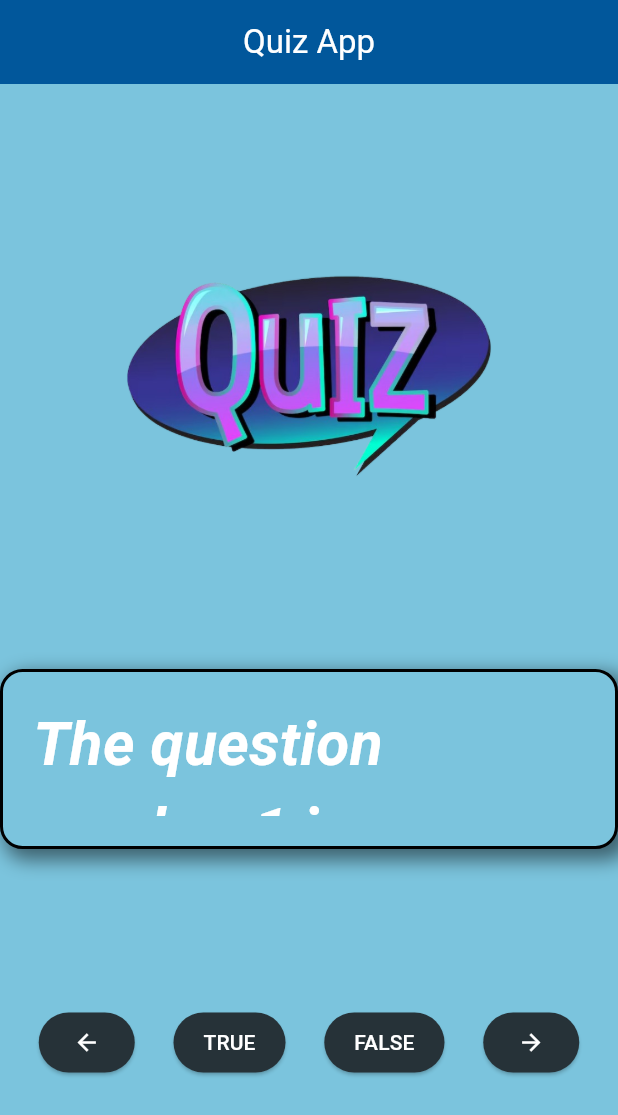
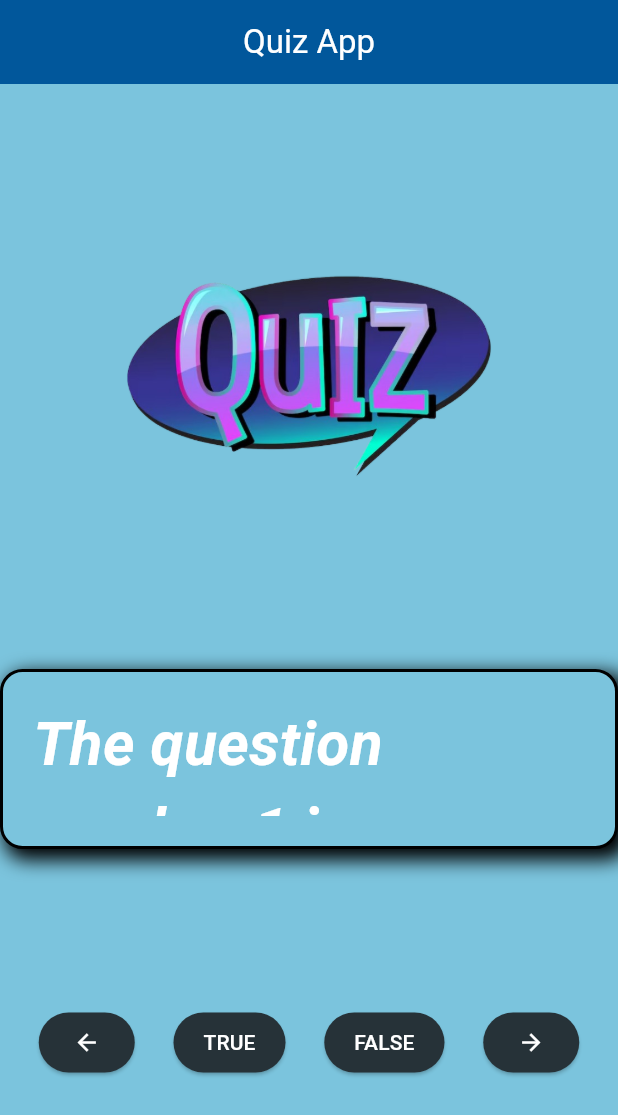
Before and after one commit to Nolan405/BUT2_Flutter, a Flutter app: the screen it shows after launch, item 2 of the bottom bar chosen, after a tap on the "arrow back" icon, on a phone screen of 412 x 824 dp. Shown: the top 1115 px of the screen. Run offline on Flutter 3.47's test engine with Material 3 defaults, Android fonts, the phone set to English and light mode, and no system bars.

Commit message:
refactoring td1

```diff
--- a/td_1/lib/UI/home.dart
+++ b/td_1/lib/UI/home.dart
@@ -1,16 +1,13 @@
 import 'package:flutter/material.dart';
-import 'myButtons.dart';
 import '../model/question.dart';
 
 class MyWidget extends StatefulWidget {
   final Color color;
   final double textSize;
-  final ButtonStyle? btnStyle;
   const MyWidget({
     super.key,
     required this.color,
     required this.textSize,
-    this.btnStyle,
   });
   @override
   State<MyWidget> createState() => _MyWidgetState();
@@ -60,7 +57,7 @@ class _MyWidgetState extends State<MyWidget> {
                         ),
                         boxShadow: [
                           BoxShadow(
-                            color: Colors.black.withOpacity(0.5),
+                            color: Colors.black,
                             spreadRadius: 2,
                             blurRadius: 10,
                             offset: const Offset(5, 5),
@@ -85,22 +82,10 @@ class _MyWidgetState extends State<MyWidget> {
                 Row(
                     mainAxisAlignment: MainAxisAlignment.spaceEvenly,
                     children: [
-                      ElevatedButton(onPressed: ()=> _previousQuestion(),
-                        style: myButtonStyle,
-                        child: const Icon(Icons.arrow_back, color:
-                        Colors.white,),),
-                      ElevatedButton(onPressed: ()=> _checkAnswer(true, context),
-                        style: myButtonStyle,
-                        child: const Text("TRUE",style: TextStyle(color:
-                        Colors.white)),),
-                      ElevatedButton(onPressed: ()=> _checkAnswer(false, context),
-                        style: myButtonStyle,
-                        child: const Text("FALSE",style: TextStyle(color:
-                        Colors.white)),),
-                      ElevatedButton(onPressed: ()=> _nextQuestion(),
-                        style: myButtonStyle,
-                        child: const Icon(Icons.arrow_forward, color:
-                        Colors.white,),),
+                      MyIconButton(Icons.arrow_back, _previousQuestion),
+                      MyTextButton("TRUE", true, _checkAnswer),
+                      MyTextButton("FALSE", false, _checkAnswer),
+                      MyIconButton(Icons.arrow_forward, _nextQuestion)
                     ])
               ]
             )
@@ -120,7 +105,7 @@ class _MyWidgetState extends State<MyWidget> {
     });
   }
 
-  void _checkAnswer(bool choice, BuildContext context) {
+  void _checkAnswer(bool choice) {
     if (choice == _questions[_currentQuestion].isCorrect){
       debugPrint("good");
       const mySnackBar = SnackBar(
@@ -155,3 +140,34 @@ class _MyWidgetState extends State<MyWidget> {
     _nextQuestion();
   }
 }
+
+class MyIconButton extends StatelessWidget {
+  final IconData myIcon;
+  final VoidCallback myAction;
+  const MyIconButton(this.myIcon, this.myAction, {super.key});
+
+  @override
+  Widget build(BuildContext context) {
+    return ElevatedButton(
+      onPressed: ()=> myAction(),
+      child: Icon(myIcon, color: Colors.white,)
+      );
+  }
+}
+
+typedef BoolCallback = void Function(bool value);
+
+class MyTextButton extends StatelessWidget {
+  final String myText;
+  final bool myValue;
+  final BoolCallback myAction;
+  const MyTextButton(this.myText, this.myValue, this.myAction, {super.key});
+
+  @override
+  Widget build(BuildContext context) {
+    return ElevatedButton(
+        onPressed: ()=> myAction(myValue),
+        child: Text(myText, style: TextStyle(color: Colors.white)),
+      );
+  }
+}
--- a/td_1/lib/UI/myButtons.dart
+++ /dev/null
@@ -1,9 +0,0 @@
-import 'package:flutter/material.dart';
-
-final ButtonStyle myButtonStyle = ElevatedButton.styleFrom(
-    backgroundColor: Colors.blueGrey.shade900,
-    padding: const EdgeInsets.symmetric(horizontal: 20),
-    shape: const RoundedRectangleBorder(
-      borderRadius: BorderRadius.all(Radius.circular(20)),
-    )
-);
--- a/td_1/lib/main.dart
+++ b/td_1/lib/main.dart
@@ -3,10 +3,21 @@ import 'package:flutter/material.dart';
 import 'UI/home.dart';
 
 void main() {
-  runApp(const MaterialApp(
+  runApp(MaterialApp(
+      theme: ThemeData(
+        elevatedButtonTheme: ElevatedButtonThemeData(
+          style: ElevatedButton.styleFrom(
+              backgroundColor: Colors.blueGrey.shade900,
+              padding: const EdgeInsets.symmetric(horizontal: 20),
+              shape: const RoundedRectangleBorder(
+                borderRadius: BorderRadius.all(Radius.circular(20)),
+              )
+          )
+        )
+      ),
       debugShowCheckedModeBanner: false,
       title: "Application Quiz",
-      home: MyWidget(
+      home: const MyWidget(
           color: Color(0xFF7BC4DD),
           textSize: 40.0)
   ));
```
